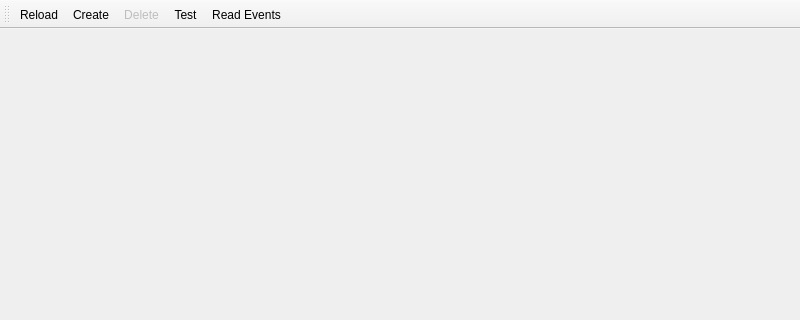
Old version of the form src/applications/timeline_app/main.ui in the repository dns-gh/oodevs; both pictures show x 0 to 800 and y 0 to 320 of the 800 by 600 pixel window.
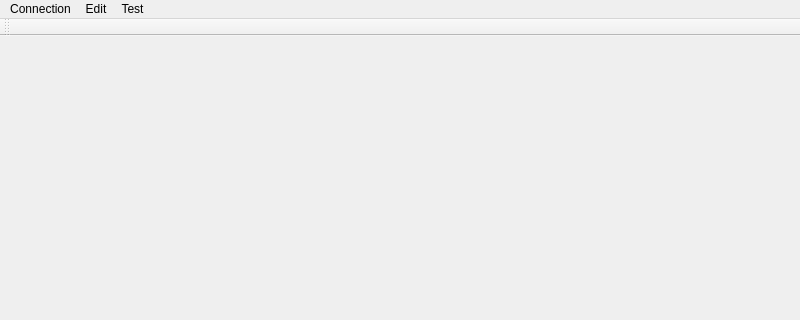
New version of the form.

Commit message: [app] Add tests on SaveEvents and LoadEvents

What changed in the file:
```diff
--- a/src/applications/timeline_app/main.ui
+++ b/src/applications/timeline_app/main.ui
@@ -23,6 +23,32 @@
      <height>21</height>
     </rect>
    </property>
+   <widget class="QMenu" name="menuConnection">
+    <property name="title">
+     <string>Connection</string>
+    </property>
+    <addaction name="actionReload"/>
+   </widget>
+   <widget class="QMenu" name="menuEdit">
+    <property name="title">
+     <string>Edit</string>
+    </property>
+    <addaction name="actionCreate"/>
+    <addaction name="actionDelete"/>
+   </widget>
+   <widget class="QMenu" name="menuTest">
+    <property name="title">
+     <string>Test</string>
+    </property>
+    <addaction name="actionTest"/>
+    <addaction name="separator"/>
+    <addaction name="actionReadEvents"/>
+    <addaction name="actionLoad"/>
+    <addaction name="actionSave"/>
+   </widget>
+   <addaction name="menuConnection"/>
+   <addaction name="menuEdit"/>
+   <addaction name="menuTest"/>
   </widget>
   <widget class="QToolBar" name="toolBar">
    <property name="enabled">
@@ -37,11 +63,6 @@
    <attribute name="toolBarBreak">
     <bool>false</bool>
    </attribute>
-   <addaction name="actionReload"/>
-   <addaction name="actionCreate"/>
-   <addaction name="actionDelete"/>
-   <addaction name="actionTest"/>
-   <addaction name="actionReadEvents"/>
   </widget>
   <widget class="QStatusBar" name="statusBar"/>
   <action name="actionReload">
```
Left out of the diff: 20 changed lines with no effect on the pictures. The commit also changes 3 other files.
